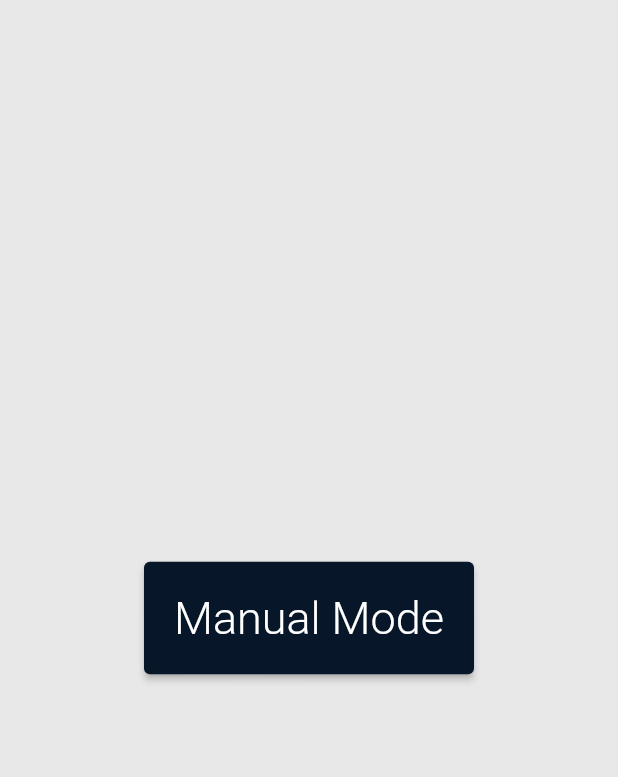
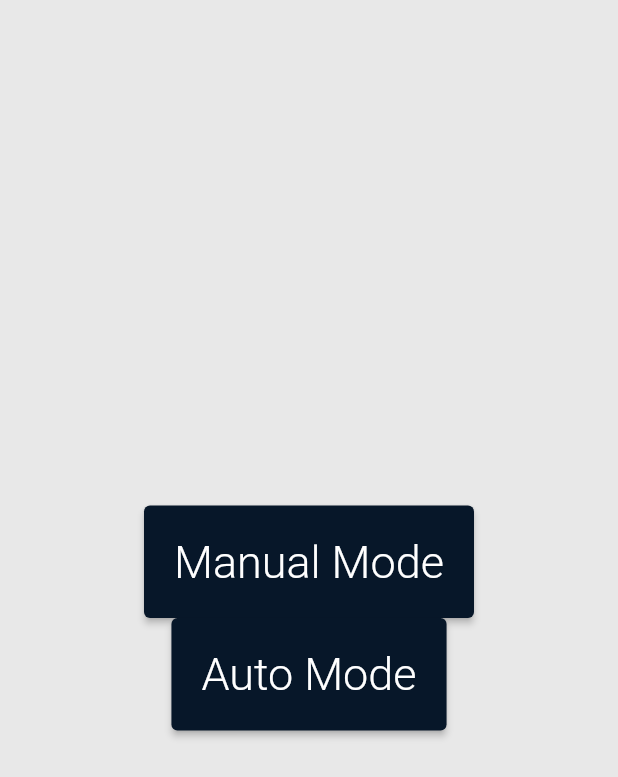
Before and after one commit to TechPenguineer/Lightning-Delay, a Flutter app: the screen it shows after launch, on a phone screen of 412 x 824 dp. Shown: the top 777 px of the screen. Run offline on Flutter 3.47's test engine with Material 2 defaults, Android fonts, the phone set to English and light mode, and no system bars.

Commit message:
Update main.dart

```diff
--- a/lib/main.dart
+++ b/lib/main.dart
@@ -42,10 +42,24 @@ class _MyHomePageState extends State<MyHomePage> {
             ElevatedButton(
               onPressed: () {},
               style: ButtonStyle(
+
                   backgroundColor: MaterialStateProperty.all(BTN_COLOUR),
                   padding: MaterialStateProperty.all(EdgeInsets.all(20))),
               child: Text(
                 "Manual Mode",
+                style: TextStyle(
+                    fontSize: 30,
+                    fontWeight: FontWeight.w300,
+                    color: Colors.white),
+              ),
+            ),
+            ElevatedButton(
+              onPressed: () {},
+              style: ButtonStyle(
+                  backgroundColor: MaterialStateProperty.all(BTN_COLOUR),
+                  padding: MaterialStateProperty.all(EdgeInsets.all(20))),
+              child: Text(
+                "Auto Mode",
                 style: TextStyle(
                     fontSize: 30,
                     fontWeight: FontWeight.w300,
```
